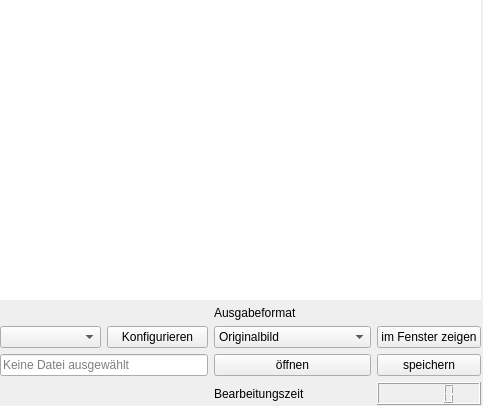
This is app/form/algorithmcontrolwidget.ui in FormSeher/formseher as Qt 5 draws it before an edit. The edited form follows.
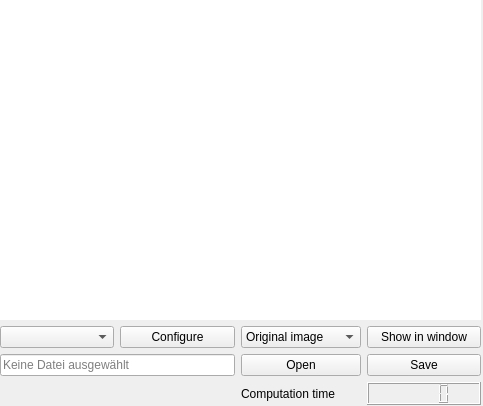
This is the edited form.

Diff of the .ui file:
```diff
--- a/app/form/algorithmcontrolwidget.ui
+++ b/app/form/algorithmcontrolwidget.ui
@@ -474,78 +474,71 @@
     </item>
     <item>
      <layout class="QGridLayout" name="gridLayout">
-      <item row="6" column="3">
+      <item row="5" column="3">
        <widget class="QPushButton" name="saveResult">
         <property name="text">
-         <string>speichern</string>
+         <string>Save</string>
         </property>
        </widget>
       </item>
-      <item row="3" column="3">
+      <item row="2" column="3">
        <widget class="QPushButton" name="pushButton_3">
         <property name="text">
-         <string>im Fenster zeigen</string>
+         <string>Show in window</string>
         </property>
        </widget>
       </item>
-      <item row="6" column="2">
+      <item row="5" column="2">
        <widget class="QPushButton" name="openPicture">
         <property name="text">
-         <string>öffnen</string>
+         <string>Open</string>
         </property>
        </widget>
       </item>
-      <item row="2" column="2">
-       <widget class="QLabel" name="label_3">
-        <property name="text">
-         <string>Ausgabeformat</string>
-        </property>
-       </widget>
-      </item>
-      <item row="3" column="1">
+      <item row="2" column="1">
        <widget class="QPushButton" name="configureAlgorithm">
         <property name="text">
-         <string>Konfigurieren</string>
+         <string>Configure</string>
         </property>
        </widget>
       </item>
-      <item row="7" column="3">
+      <item row="6" column="3">
        <widget class="QLCDNumber" name="runtime"/>
       </item>
-      <item row="7" column="2">
+      <item row="6" column="2">
        <widget class="QLabel" name="bearbeitungszeit_2">
         <property name="text">
-         <string>Bearbeitungszeit</string>
+         <string>Computation time</string>
         </property>
        </widget>
       </item>
-      <item row="6" column="0" colspan="2">
+      <item row="5" column="0" colspan="2">
        <widget class="QLineEdit" name="lineEdit1">
         <property name="placeholderText">
          <string>Keine Datei ausgewählt</string>
         </property>
        </widget>
       </item>
-      <item row="3" column="2">
+      <item row="2" column="2">
        <widget class="QComboBox" name="displayconfig1">
         <item>
          <property name="text">
-          <string>Originalbild</string>
+          <string>Original image</string>
          </property>
         </item>
         <item>
          <property name="text">
-          <string>Linienbild</string>
+          <string>Detected Lines</string>
          </property>
         </item>
         <item>
          <property name="text">
-          <string>Original- und Linienbild</string>
+          <string>Image and Lines</string>
          </property>
         </item>
        </widget>
       </item>
-      <item row="3" column="0">
+      <item row="2" column="0">
        <widget class="QComboBox" name="algorithmSelectBox"/>
       </item>
      </layout>
```
